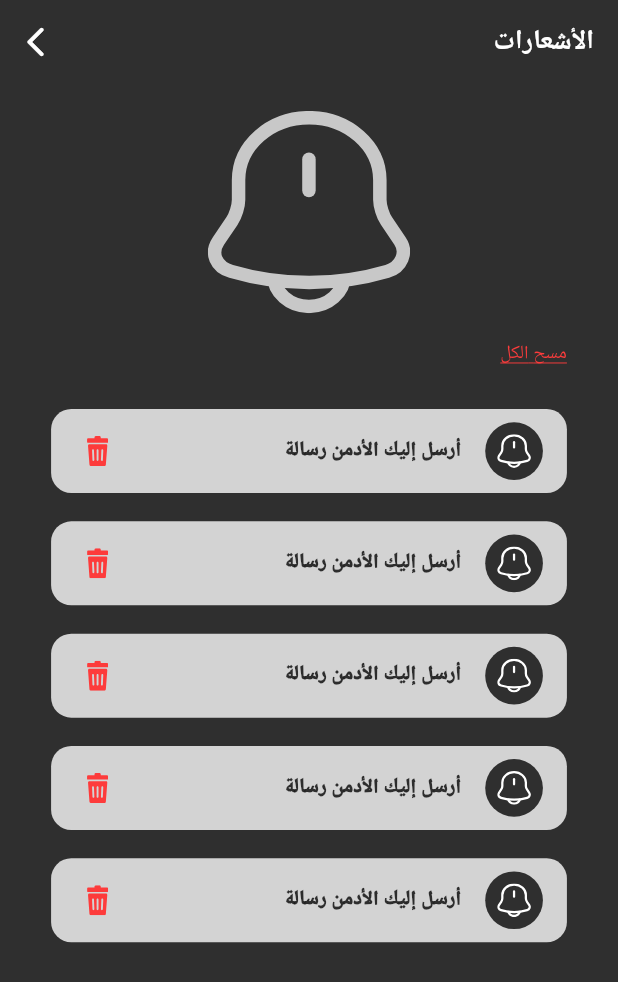
After one commit to mohammedhedaya/-Sar-aat-Al-Tasweeq, a Flutter app: the NotificationsView screen opened by its route, on a phone screen of 412 x 824 dp. The commit adds this screen. Shown: the top 982 px of the screen. Run offline on Flutter 3.47's test engine with Material 3 defaults, Android fonts, the phone set to English and light mode, and no system bars; our stand-ins replace carousel_slider, chat_bubbles, device_preview, flutter_bloc, flutter_screenutil, flutter_svg and 6 more; accounts and stored records are empty.

Commit message:
Finish Notifications View

```diff
--- a/lib/core/router/app_router.dart
+++ b/lib/core/router/app_router.dart
@@ -7,6 +7,7 @@ import 'package:shopping_chart/features/add_suggestion/presentation/views/add_su
 import 'package:shopping_chart/features/diamond_wallet/presentation/views/diamond_wallet_view.dart';
 import 'package:shopping_chart/features/diamond_wallet/presentation/views/diamonds_payment_gateways_view.dart';
 import 'package:shopping_chart/features/diamond_wallet/presentation/views/purchase_completed_successfully.dart';
+import 'package:shopping_chart/features/notifications/presentation/views/notifications_view.dart';
 import 'package:shopping_chart/features/our_accounts/presentation/views/our_accounts_view.dart';
 import 'package:shopping_chart/features/profile/presentation/views/change_password_view.dart';
 import 'package:shopping_chart/features/profile/presentation/views/edit_profile_view.dart';
@@ -175,9 +176,13 @@ final GoRouter router = GoRouter(
       path: '/addSuggestionView',
       builder: (context, state) => const AddSuggestionView(),
     ),
-       GoRoute(
+    GoRoute(
       path: '/ourAccountsView',
       builder: (context, state) => const OurAccountsView(),
     ),
+    GoRoute(
+      path: '/notificationsView',
+      builder: (context, state) => const NotificationsView(),
+    ),
   ],
 );
--- a/lib/core/utils/assets.dart
+++ b/lib/core/utils/assets.dart
@@ -61,6 +61,10 @@ class Assets {
   /// Assets for imagesDark
   /// assets/images/dark.svg
   static const String imagesDark = "assets/images/dark.svg";
+
+  /// Assets for imagesDeleteicon
+  /// assets/images/deleteicon.svg
+  static const String imagesDeleteicon = "assets/images/deleteicon.svg";
 
   /// Assets for imagesEllipse10
   /// assets/images/Ellipse10.svg
--- a/lib/features/home/presentation/widgets/custom_app_bar.dart
+++ b/lib/features/home/presentation/widgets/custom_app_bar.dart
@@ -1,6 +1,8 @@
 import 'package:flutter/material.dart';
 import 'package:flutter_screenutil/flutter_screenutil.dart';
 import 'package:flutter_svg/flutter_svg.dart';
+import 'package:go_router/go_router.dart';
+import 'package:shopping_chart/core/router/app_router.dart';
 import 'package:shopping_chart/core/utils/app_colors.dart';
 import '../../../../core/utils/app_text_style.dart';
 import '../../../../core/utils/assets.dart';
@@ -47,7 +49,9 @@ class CustomAppBar extends StatelessWidget implements PreferredSizeWidget {
       ),
       actions: [
         IconButton(
-          onPressed: () {},
+          onPressed: () {
+            context.push('/notificationsView');
+          },
           icon: SvgPicture.asset(
             Assets.imagesNotifications,
           ),
--- a/lib/features/home/presentation/widgets/user_bottom_nav_bar_widget.dart
+++ b/lib/features/home/presentation/widgets/user_bottom_nav_bar_widget.dart
@@ -46,8 +46,8 @@ class UserBottomNavBarWidget extends StatelessWidget {
           ),
         ),
         BottomNavigationBarItem(
-          tooltip: "Message",
-          label: 'Message',
+          tooltip: "Package",
+          label: 'Package',
           activeIcon: const ActiveNavBarContainer(
             image: Assets.imagesNessageicon,
           ),
--- /dev/null
+++ b/lib/features/notifications/presentation/views/notifications_view.dart
@@ -0,0 +1,36 @@
+import 'package:flutter/material.dart';
+import 'package:go_router/go_router.dart';
+import 'package:shopping_chart/core/utils/app_text_style.dart';
+import 'package:shopping_chart/features/notifications/presentation/widgets/notifications_viwe_body.dart';
+
+class NotificationsView extends StatelessWidget {
+  const NotificationsView({super.key});
+
+  @override
+  Widget build(BuildContext context) {
+    return Scaffold(
+      appBar: AppBar(
+        backgroundColor: Colors.transparent,
+        surfaceTintColor: Colors.transparent,
+        elevation: 0,
+        automaticallyImplyLeading: false,
+        title: Text(
+          "الأشعارات",
+          style: AppStyles.style20W800,
+        ),
+        actions: [
+          IconButton(
+            onPressed: () {
+              context.pop();
+            },
+            icon: const Icon(
+              Icons.arrow_forward_ios_rounded,
+              color: Colors.white,
+            ),
+          ),
+        ],
+      ),
+      body: const NotificationsViewBody(),
+    );
+  }
+}
--- /dev/null
+++ b/lib/features/notifications/presentation/widgets/notification_item.dart
@@ -0,0 +1,53 @@
+import 'package:flutter/material.dart';
+import 'package:flutter_screenutil/flutter_screenutil.dart';
+import 'package:flutter_svg/svg.dart';
+import 'package:shopping_chart/core/utils/app_colors.dart';
+import 'package:shopping_chart/core/utils/app_text_style.dart';
+import 'package:shopping_chart/core/utils/assets.dart';
+
+class NotificationItem extends StatelessWidget {
+  const NotificationItem({
+    super.key,
+  });
+
+  @override
+  Widget build(BuildContext context) {
+    return Padding(
+      padding: EdgeInsets.only(bottom: 21.h),
+      child: ListTile(
+        onTap: () {},
+        shape: RoundedRectangleBorder(
+          borderRadius: BorderRadius.circular(15.r),
+        ),
+        tileColor: const Color(0xffD3D3D3),
+        title: Text(
+          "أرسل إليك الأدمن رسالة",
+          style: AppStyles.style15W900.copyWith(
+            color: AppColors.navBarColor.withOpacity(0.91),
+          ),
+        ),
+        trailing: InkWell(
+          onTap: () {},
+          child: SvgPicture.asset(
+            Assets.imagesDeleteicon,
+          ),
+        ),
+        leading: Container(
+          padding: const EdgeInsets.all(8.0),
+          decoration: const BoxDecoration(
+            shape: BoxShape.circle,
+            color: AppColors.darkGray,
+          ),
+          child: SvgPicture.asset(
+            Assets.imagesNotifications,
+            height: 25.h,
+            colorFilter: const ColorFilter.mode(
+              Colors.white,
+              BlendMode.srcIn,
+            ),
+          ),
+        ),
+      ),
+    );
+  }
+}
--- /dev/null
+++ b/lib/features/notifications/presentation/widgets/notifications_viwe_body.dart
@@ -0,0 +1,51 @@
+import 'package:flutter/material.dart';
+import 'package:flutter_screenutil/flutter_screenutil.dart';
+import 'package:flutter_svg/svg.dart';
+import 'package:shopping_chart/core/utils/app_text_style.dart';
+import 'package:shopping_chart/core/utils/assets.dart';
+import 'package:shopping_chart/features/notifications/presentation/widgets/notification_item.dart';
+
+class NotificationsViewBody extends StatelessWidget {
+  const NotificationsViewBody({super.key});
+
+  @override
+  Widget build(BuildContext context) {
+    return SingleChildScrollView(
+      padding: EdgeInsets.symmetric(horizontal: 31.w),
+      child: Column(
+        crossAxisAlignment: CrossAxisAlignment.start,
+        children: [
+          SizedBox(height: 20.h),
+          Center(
+            child: SvgPicture.asset(
+              Assets.imagesNotifications,
+              height: 150.h,
+              colorFilter: const ColorFilter.mode(
+                Color(0xffC8C8C8),
+                BlendMode.srcIn,
+              ),
+            ),
+          ),
+          SizedBox(height: 20.h),
+          InkWell(
+            onTap: () {},
+            child: Text(
+              "مسح الكل",
+              style: AppStyles.style14W400.copyWith(
+                color: const Color(0xffFD3B3B),
+                decoration: TextDecoration.underline,
+                decorationColor: const Color(0xffFD3B3B),
+              ),
+            ),
+          ),
+          SizedBox(height: 30.h),
+          const NotificationItem(),
+          const NotificationItem(),
+          const NotificationItem(),
+          const NotificationItem(),
+          const NotificationItem(),
+        ],
+      ),
+    );
+  }
+}
```
Also changed, not shown: assets/images/deleteicon.svg (added).
